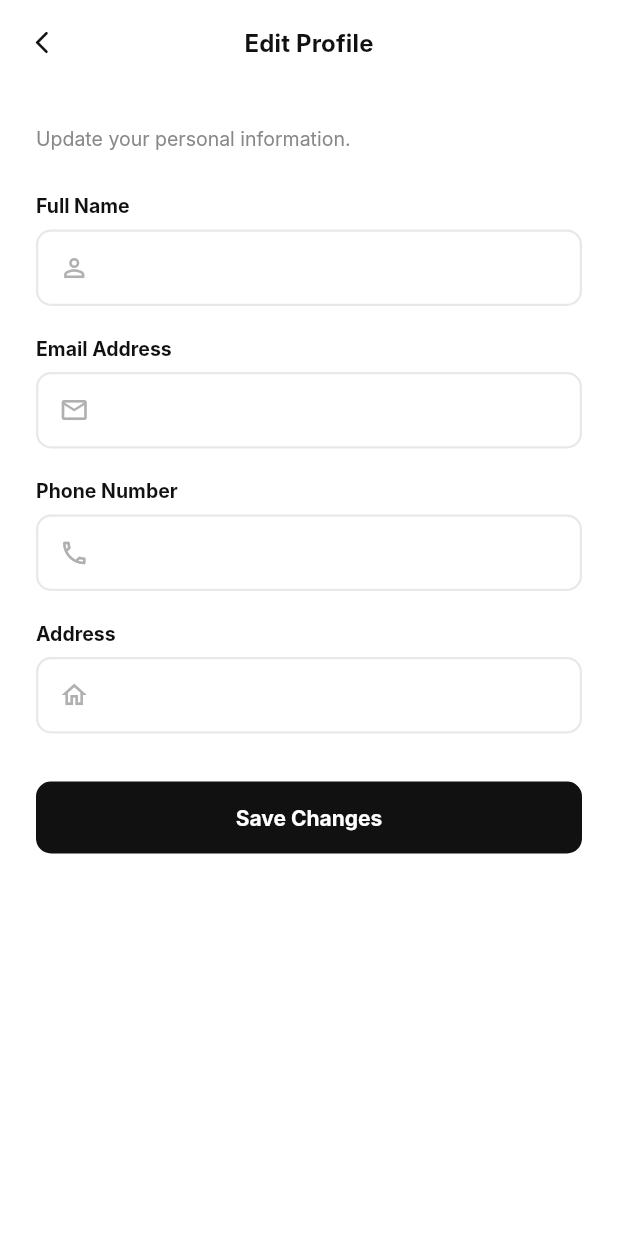
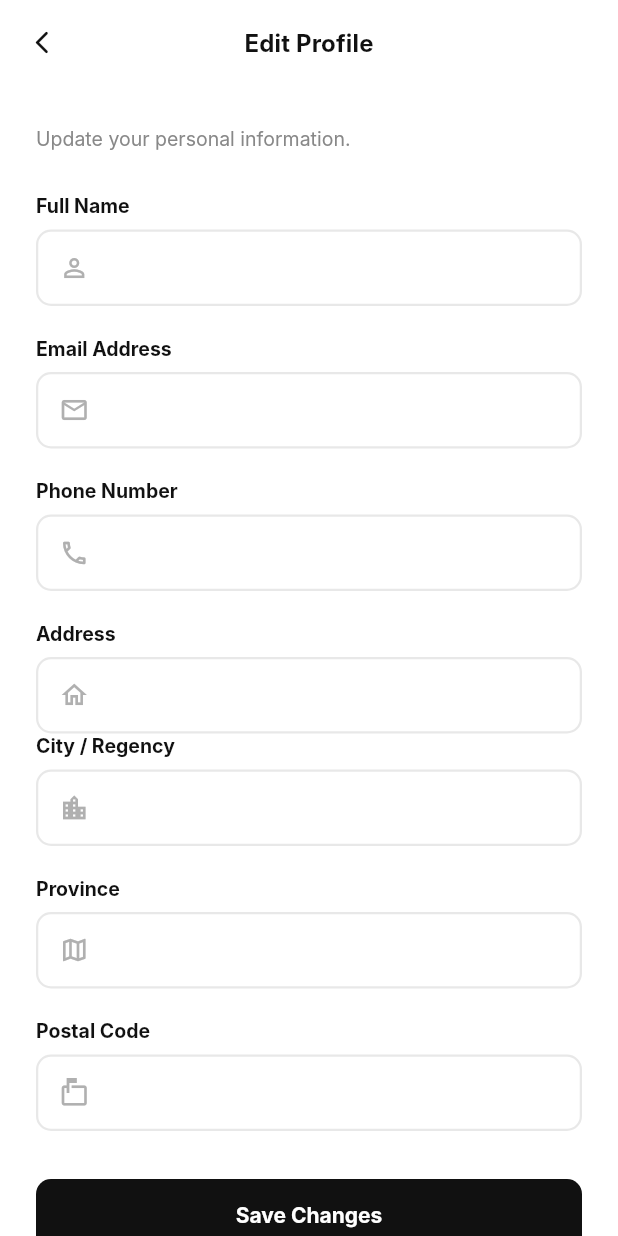
Before and after one commit to Nathan-Dev06/project_mopro, a Flutter app: the EditProfilePage screen opened directly with empty values, on a phone screen of 412 x 824 dp. Run offline on Flutter 3.47's test engine with Material 2 defaults, Android fonts, the phone set to English and light mode, and no system bars; our stand-ins replace cloud_firestore, firebase_auth, firebase_core, table_calendar; accounts and stored records are empty; Roboto replaces fonts that are missing (Inter).

Commit message:
- menambahkan data city, province, postal agar sesuai dengan form penyewaan -  Memperbaiki bug mental ke halaman register saat login

```diff
--- a/lib/profile_page.dart
+++ b/lib/profile_page.dart
@@ -61,6 +61,9 @@ class _ProfilePageState extends State<ProfilePage> {
           _userEmail = data['email'] ?? '';
           _userPhone = data['phone'] ?? '';
           _userAddress = data['address'] ?? '';
+          _userCity = data['city'] ?? '';
+          _userProvince = data['province'] ?? '';
+          _userPostal = data['postal'] ?? '';
           _isAdmin = data['isAdmin'] ?? false;
           _depositBalance = (data['deposit_balance'] ?? 0).toInt();
           _cosmoPoints = (data['cosmo_points'] ?? 0).toInt();
@@ -76,6 +79,9 @@ class _ProfilePageState extends State<ProfilePage> {
   String _userEmail = "tes@gmail.com";
   String _userPhone = "";
   String _userAddress = "";
+  String _userCity = "";
+  String _userProvince = "";
+  String _userPostal = "";
   bool _isAdmin = false;
   int _depositBalance = 0;
   int _cosmoPoints = 0;
@@ -113,11 +119,14 @@ class _ProfilePageState extends State<ProfilePage> {
       context,
       MaterialPageRoute(
         builder: (_) => EditProfilePage(
-          name: _userName,
-          email: _userEmail,
-          phone: _userPhone,
-          address: _userAddress,
-        ),
+        name: _userName,
+        email: _userEmail,
+        phone: _userPhone,
+        address: _userAddress,
+        city: _userCity,
+        province: _userProvince,
+        postal: _userPostal,
+),
       ),
     );
 
@@ -127,6 +136,9 @@ class _ProfilePageState extends State<ProfilePage> {
         _userEmail = result['email'] ?? _userEmail;
         _userPhone = result['phone'] ?? _userPhone;
         _userAddress = result['address'] ?? _userAddress;
+        _userCity = result['city'] ?? _userCity;
+        _userProvince = result['province'] ?? _userProvince;
+        _userPostal = result['postal'] ?? _userPostal;
       });
     }
   }
--- a/lib/profile_subpages.dart
+++ b/lib/profile_subpages.dart
@@ -1591,6 +1591,9 @@ class EditProfilePage extends StatefulWidget {
   final String email;
   final String phone;
   final String address;
+  final String city;
+  final String province;
+  final String postal;
 
   const EditProfilePage({
     Key? key,
@@ -1598,6 +1601,9 @@ class EditProfilePage extends StatefulWidget {
     required this.email,
     required this.phone,
     required this.address,
+    required this.city,
+    required this.province,
+    required this.postal,
   }) : super(key: key);
 
   @override
@@ -1609,6 +1615,9 @@ class _EditProfilePageState extends State<EditProfilePage> {
   late TextEditingController _emailController;
   late TextEditingController _phoneController;
   late TextEditingController _addressController;
+  late TextEditingController _cityController;
+  late TextEditingController _provinceController;
+  late TextEditingController _postalController;
 
   @override
   void initState() {
@@ -1617,6 +1626,9 @@ class _EditProfilePageState extends State<EditProfilePage> {
     _emailController = TextEditingController(text: widget.email);
     _phoneController = TextEditingController(text: widget.phone);
     _addressController = TextEditingController(text: widget.address);
+    _cityController = TextEditingController(text: widget.city);
+    _provinceController = TextEditingController(text: widget.province);
+    _postalController = TextEditingController(text: widget.postal);
   }
 
   @override
@@ -1625,6 +1637,9 @@ class _EditProfilePageState extends State<EditProfilePage> {
     _emailController.dispose();
     _phoneController.dispose();
     _addressController.dispose();
+    _cityController.dispose();
+    _provinceController.dispose();
+    _postalController.dispose();
     super.dispose();
   }
 
@@ -1639,6 +1654,9 @@ class _EditProfilePageState extends State<EditProfilePage> {
         'email': _emailController.text.trim(),
         'phone': _phoneController.text.trim(),
         'address': _addressController.text.trim(),
+        'city': _cityController.text.trim(),
+        'province': _provinceController.text.trim(),
+        'postal': _postalController.text.trim(),
       };
 
       await FirebaseFirestore.instance
@@ -1651,6 +1669,21 @@ class _EditProfilePageState extends State<EditProfilePage> {
       );
 
       UserProfile.updateFromMap(result);
+
+     if (!mounted) return;
+
+      ScaffoldMessenger.of(context).showSnackBar(
+        SnackBar(
+          content: const Text('Profil berhasil diperbarui'),
+          backgroundColor: Colors.green,
+          behavior: SnackBarBehavior.floating,
+          shape: RoundedRectangleBorder(
+            borderRadius: BorderRadius.circular(10),
+          ),
+        ),
+      );
+
+      await Future.delayed(const Duration(seconds: 1));
 
       if (!mounted) return;
 
@@ -1743,8 +1776,59 @@ class _EditProfilePageState extends State<EditProfilePage> {
             const SizedBox(height: 8),
             _buildTextField(_addressController, Icons.home_outlined),
 
+            // City
+            const Text(
+              "City / Regency",
+              style: TextStyle(
+                color: _K.black,
+                fontSize: 13,
+                fontWeight: FontWeight.w700,
+                fontFamily: 'Inter',
+              ),
+            ),
+            const SizedBox(height: 8),
+            _buildTextField(
+              _cityController,
+              Icons.location_city_outlined,
+            ),
+
+            const SizedBox(height: 20),
+
+            // Province
+            const Text(
+              "Province",
+              style: TextStyle(
+                color: _K.black,
+                fontSize: 13,
+                fontWeight: FontWeight.w700,
+                fontFamily: 'Inter',
+              ),
+            ),
+            const SizedBox(height: 8),
+            _buildTextField(
+              _provinceController,
+              Icons.map_outlined,
+            ),
+
+            const SizedBox(height: 20),
+
+            // Postal Code
+            const Text(
+              "Postal Code",
+              style: TextStyle(
+                color: _K.black,
+                fontSize: 13,
+                fontWeight: FontWeight.w700,
+                fontFamily: 'Inter',
+              ),
+            ),
+            const SizedBox(height: 8),
+            _buildTextField(
+              _postalController,
+              Icons.markunread_mailbox_outlined,
+              inputType: TextInputType.number,
+            ),
             const SizedBox(height: 32),
-
             // Save button
             SizedBox(
               width: double.infinity,
```
Also changed, not shown: lib/booking_page.dart (+47 -5 lines), lib/login_page.dart (+3 -5 lines), lib/register_page.dart (+12 -1 lines).
